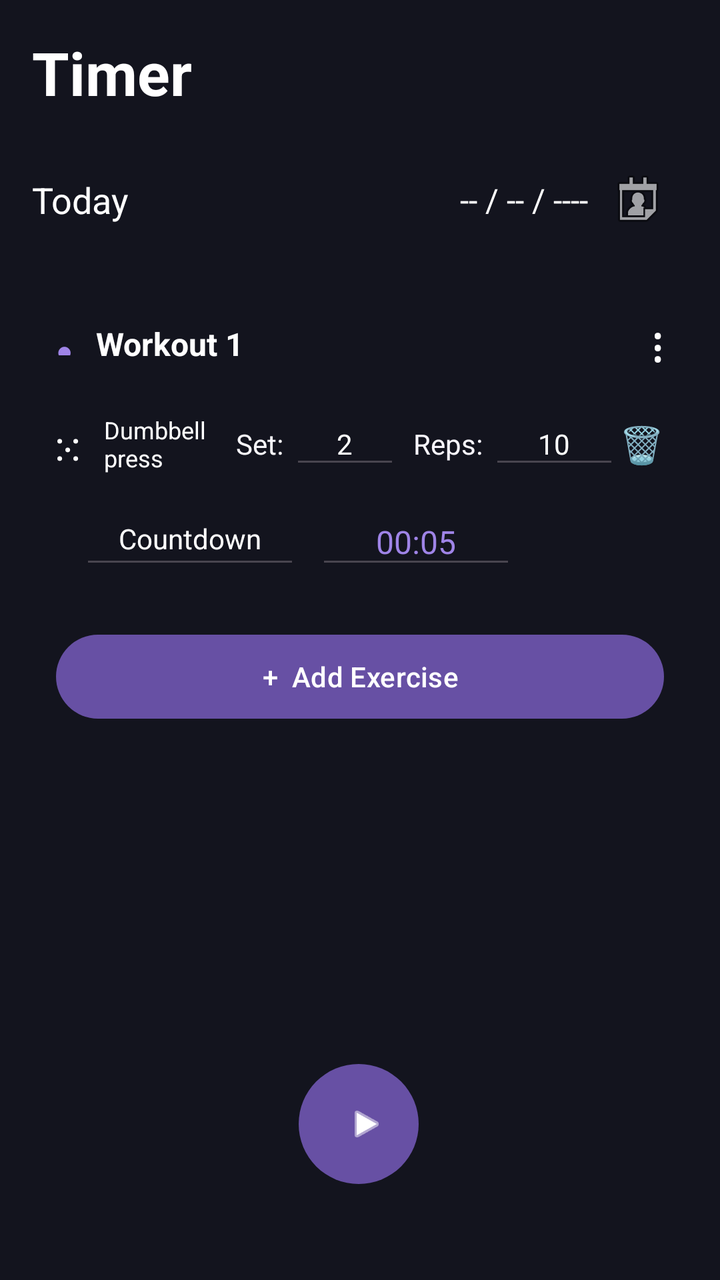
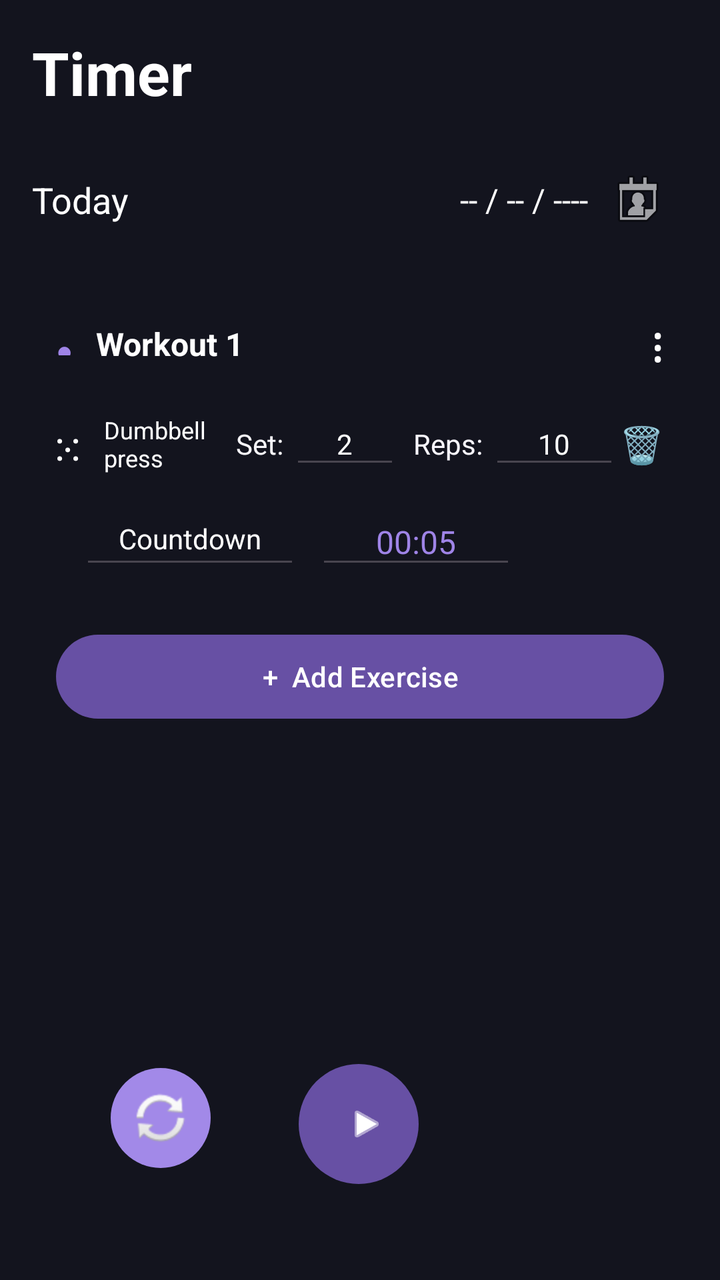

Two renders of the same Android screen: before a commit and after it. Below are the layout's source before the change and the commit's diff.
<!-- AndroidManifest.xml: application theme Theme.DayFlow -->
<!-- res/layout/activity_main.xml -->
<?xml version="1.0" encoding="utf-8"?>
<androidx.constraintlayout.widget.ConstraintLayout xmlns:android="http://schemas.android.com/apk/res/android"
    xmlns:app="http://schemas.android.com/apk/res-auto"
    xmlns:tools="http://schemas.android.com/tools"
    android:id="@+id/main"
    android:layout_width="match_parent"
    android:layout_height="match_parent"
    android:background="#13141E"
    tools:context=".MainActivity">

    <ScrollView
        android:layout_width="0dp"
        android:layout_height="0dp"
        android:layout_marginBottom="80dp"
        app:layout_constraintBottom_toBottomOf="parent"
        app:layout_constraintEnd_toEndOf="parent"
        app:layout_constraintStart_toStartOf="parent"
        app:layout_constraintTop_toTopOf="parent">

        <LinearLayout
            android:layout_width="match_parent"
            android:layout_height="match_parent"
            android:orientation="vertical"
            android:padding="16dp">

            
            <TextView
                android:id="@+id/textView"
                android:layout_width="wrap_content"
                android:layout_height="wrap_content"
                android:text="Timer"
                android:textColor="#FFFFFF"
                android:textSize="30sp"
                android:textStyle="bold" />

            
            <LinearLayout
                android:layout_width="match_parent"
                android:layout_height="87dp"
                android:gravity="center_vertical"
                android:orientation="horizontal">

                <TextView
                    android:id="@+id/todayText"
                    android:layout_width="0dp"
                    android:layout_height="wrap_content"
                    android:layout_weight="1"
                    android:text="Today"
                    android:textColor="#FFFFFF"
                    android:textSize="18sp" />

                <TextView
                    android:id="@+id/dateText"
                    android:layout_width="wrap_content"
                    android:layout_height="wrap_content"
                    android:text="-- / -- / ----"
                    android:textColor="#FFFFFF"
                    android:textSize="16sp" />

                <ImageButton
                    android:id="@+id/calendarButton"
                    android:layout_width="50dp"
                    android:layout_height="50dp"
                    android:background="@android:color/transparent"
                    android:src="@android:drawable/ic_menu_my_calendar" />

            </LinearLayout>
            
            <LinearLayout
                android:layout_width="match_parent"
                android:layout_height="wrap_content"
                android:orientation="vertical"
                android:padding="12dp">

                
                <LinearLayout
                    android:layout_width="match_parent"
                    android:layout_height="wrap_content"
                    android:gravity="center_vertical"
                    android:orientation="horizontal">

                    <TextView
                        android:id="@+id/workoutIndicator"
                        android:layout_width="12dp"
                        android:layout_height="12dp"
                        android:text="●"
                        android:textColor="#9F84E7"
                        android:textSize="14sp" />

                    <TextView
                        android:id="@+id/workoutName"
                        android:layout_width="0dp"
                        android:layout_height="wrap_content"
                        android:layout_marginStart="8dp"
                        android:layout_weight="1"
                        android:text="Workout 1"
                        android:textColor="#FFFFFF"
                        android:textSize="16sp"
                        android:textStyle="bold" />

                    <TextView
                        android:id="@+id/workoutMenu"
                        android:layout_width="wrap_content"
                        android:layout_height="wrap_content"
                        android:text="⋮"
                        android:textColor="#FFFFFF"
                        android:textSize="24sp" />

                </LinearLayout>


                
                <LinearLayout
                    android:layout_width="match_parent"
                    android:layout_height="wrap_content"
                    android:layout_marginTop="16dp"
                    android:gravity="center_vertical"
                    android:orientation="horizontal">

                    <TextView
                        android:id="@+id/dragExercise"
                        android:layout_width="24dp"
                        android:layout_height="wrap_content"
                        android:text="⁙"
                        android:textColor="#FFFFFF"
                        android:textSize="22sp" />

                    <TextView
                        android:id="@+id/exerciseName"
                        android:layout_width="84dp"
                        android:layout_height="wrap_content"
                        android:layout_weight="1"
                        android:text="Dumbbell press"
                        android:textColor="#FFFFFF"
                        android:textSize="12sp" />

                    <TextView
                        android:id="@+id/setLabel"
                        android:layout_width="wrap_content"
                        android:layout_height="wrap_content"
                        android:text=" Set: "
                        android:textColor="#F8F7FB"
                        android:textSize="14sp" />

                    <AutoCompleteTextView
                        android:id="@+id/setInput"
                        android:layout_width="55dp"
                        android:layout_height="35dp"
                        android:gravity="center"
                        android:inputType="number"
                        android:padding="0dp"
                        android:text="2"
                        android:textColor="#FFFFFF"
                        android:textSize="14sp" />

                    <TextView
                        android:id="@+id/repsLabel"
                        android:layout_width="wrap_content"
                        android:layout_height="wrap_content"
                        android:text="  Reps: "
                        android:textColor="#F8F6FD"
                        android:textSize="14sp" />

                    <AutoCompleteTextView
                        android:id="@+id/repsInput"
                        android:layout_width="65dp"
                        android:layout_height="35dp"
                        android:gravity="center"
                        android:inputType="number"
                        android:padding="0dp"
                        android:text="10"
                        android:textColor="#FFFFFF"
                        android:textSize="14sp" />

                    <TextView
                        android:id="@+id/deleteTask"
                        android:layout_width="wrap_content"
                        android:layout_height="wrap_content"
                        android:text="🗑"
                        android:textSize="18sp" />

                </LinearLayout>

                
                <LinearLayout
                    android:layout_width="match_parent"
                    android:layout_height="wrap_content"
                    android:layout_marginTop="10dp"
                    android:gravity="center_vertical"
                    android:orientation="horizontal">

                    <AutoCompleteTextView
                        android:id="@+id/timerType"
                        android:layout_width="110dp"
                        android:layout_height="40dp"
                        android:layout_marginStart="12dp"
                        android:gravity="center"
                        android:inputType="none"
                        android:padding="0dp"
                        android:text="Countdown"
                        android:textColor="#FFFFFF"
                        android:textSize="14sp" />

                    <EditText
                        android:id="@+id/timerValue"
                        android:layout_width="100dp"
                        android:layout_height="40dp"
                        android:layout_marginStart="8dp"
                        android:gravity="center"
                        android:text="00:05"
                        android:textColor="#9F84E7"
                        android:textSize="16sp"
                        android:inputType="text"
                        android:singleLine="true" />

                </LinearLayout>

                
                <LinearLayout
                    android:layout_width="wrap_content"
                    android:layout_height="wrap_content"
                    android:layout_gravity="center"
                    android:layout_marginTop="8dp"
                    android:gravity="center_vertical"
                    android:orientation="horizontal" />

                
                <Button
                    android:id="@+id/addExercise"
                    android:layout_width="match_parent"
                    android:layout_height="50dp"
                    android:layout_marginTop="16dp"
                    android:text="+  Add Exercise"
                    android:textColor="#FFFFFF"
                    android:textSize="14sp" />

            </LinearLayout>

        </LinearLayout>
    </ScrollView>

    
    <Button
        android:id="@+id/playButton"
        android:layout_width="60dp"
        android:layout_height="60dp"
        android:layout_marginBottom="48dp"
        android:background="@drawable/circle_button"
        android:text=""
        app:icon="@android:drawable/ic_media_play"
        app:iconSize="20dp"
        app:layout_constraintBottom_toBottomOf="parent"
        app:layout_constraintEnd_toEndOf="parent"
        app:layout_constraintHorizontal_bias="0.498"
        app:layout_constraintStart_toStartOf="parent" />

</androidx.constraintlayout.widget.ConstraintLayout>
<!-- resources referenced by this layout -->
<resources>
  <!-- drawable circle_button (drawable) -->
  <?xml version="1.0" encoding="utf-8"?>
  <shape xmlns:android="http://schemas.android.com/apk/res/android"
      android:shape="oval">
  
      <solid android:color="#a289e8"/>
  
  </shape>
  <style name="Theme.DayFlow" parent="Base.Theme.DayFlow" />
  <style name="Base.Theme.DayFlow" parent="Theme.Material3.DayNight.NoActionBar">
          
          
      </style>
</resources>

<!-- the commit's change to res/layout/activity_main.xml (unified diff, before → after) -->
@@ -9,6 +9,7 @@
     tools:context=".MainActivity">
 
     <ScrollView
+        android:id="@+id/scrollView2"
         android:layout_width="0dp"
         android:layout_height="0dp"
         android:layout_marginBottom="80dp"
@@ -207,11 +208,11 @@
                         android:layout_height="40dp"
                         android:layout_marginStart="8dp"
                         android:gravity="center"
+                        android:inputType="text"
+                        android:singleLine="true"
                         android:text="00:05"
                         android:textColor="#9F84E7"
-                        android:textSize="16sp"
-                        android:inputType="text"
-                        android:singleLine="true" />
+                        android:textSize="16sp" />
 
                 </LinearLayout>
 
@@ -254,4 +255,16 @@
         app:layout_constraintHorizontal_bias="0.498"
         app:layout_constraintStart_toStartOf="parent" />
 
+    <ImageButton
+        android:id="@+id/resetButton"
+        android:layout_width="50dp"
+        android:layout_height="50dp"
+        android:layout_marginEnd="44dp"
+        android:layout_marginBottom="56dp"
+        android:background="@drawable/circle_button"
+        android:padding="7dp"
+        android:scaleType="centerInside"
+        android:src="@android:drawable/ic_popup_sync"
+        app:layout_constraintBottom_toBottomOf="parent"
+        app:layout_constraintEnd_toStartOf="@id/playButton" />
 </androidx.constraintlayout.widget.ConstraintLayout>
